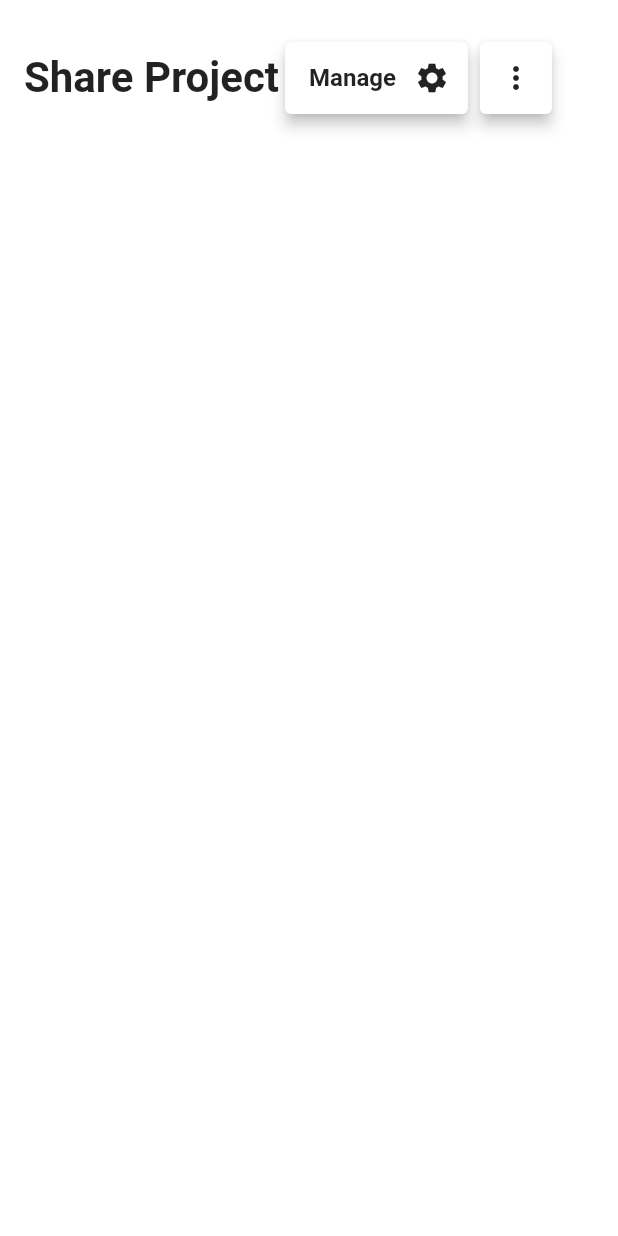
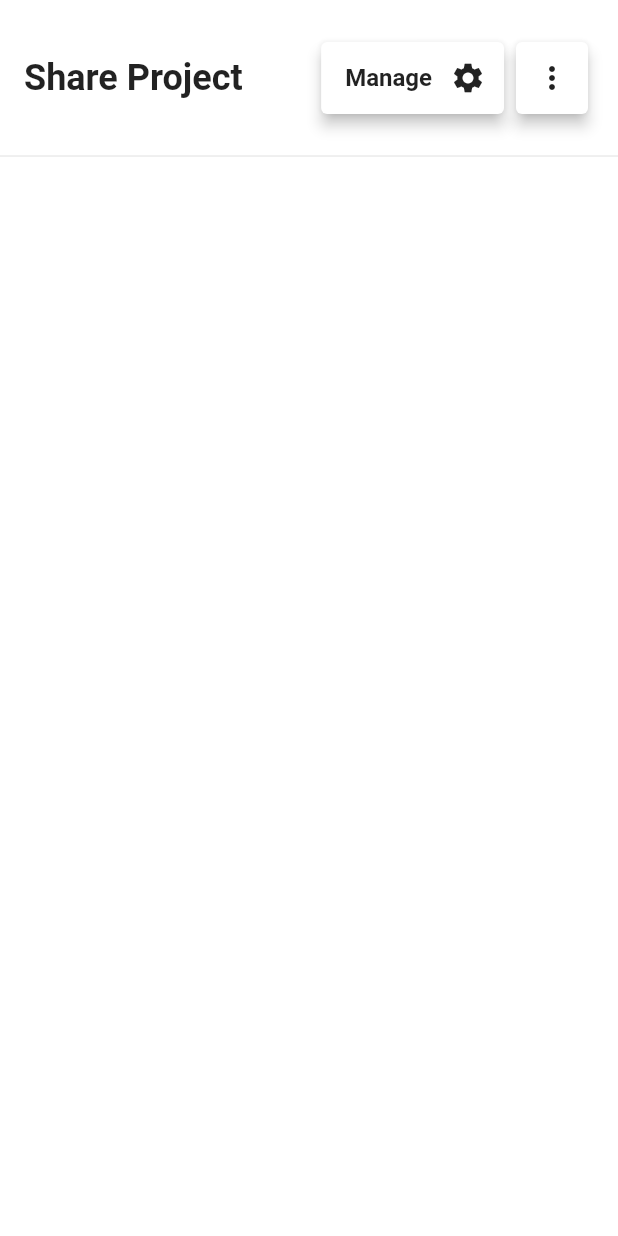
Before and after one commit to JAICHANGPARK/flutter_notebook_chapter_23, a Flutter app: the ModelComponentPage screen opened directly, after a tap on "show share project modal", on a phone screen of 412 x 824 dp. Run offline on Flutter 3.47's test engine with Material 2 defaults, Android fonts, the phone set to English and light mode, and no system bars; our stand-ins replace flutter_colorpicker, flutter_svg, go_router, ionicons.

Commit message:
Update ep1321_main.dart

```diff
--- a/lib/ep1321_modal_components/ep1321_main.dart
+++ b/lib/ep1321_modal_components/ep1321_main.dart
@@ -60,16 +60,22 @@ class _ModelComponentPageState extends State<ModelComponentPage> {
                     child: Column(
                       children: [
                         Padding(
-                          padding: const EdgeInsets.only(left: 16, right: 16, top: 24),
+                          padding: const EdgeInsets.only(
+                            left: 16,
+                            right: 16,
+                            top: 24,
+                            bottom: 16,
+                          ),
                           child: Row(
                             children: [
                               Text(
                                 "Share Project",
                                 style: TextStyle(
-                                  fontSize: 28,
+                                  fontSize: 24,
                                   fontWeight: FontWeight.bold,
                                 ),
                               ),
+                              Spacer(),
                               Card(
                                 elevation: 4,
                                 child: Padding(
@@ -101,7 +107,8 @@ class _ModelComponentPageState extends State<ModelComponentPage> {
                               )
                             ],
                           ),
-                        )
+                        ),
+                        Divider(),
                       ],
                     ),
                   ),
```
